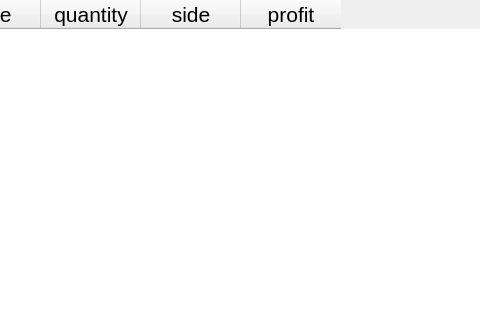
Qt form history.ui (kornelorawczak/Stock-Market-Simulator) before a commit; both pictures show x 259 to 739 and y 0 to 320 of the 940 by 484 pixel window.
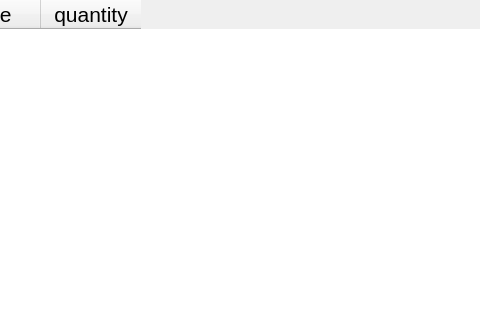
The same form after that commit.

Patch:
```diff
--- a/history.ui
+++ b/history.ui
@@ -70,26 +70,6 @@
      </font>
     </property>
    </column>
-   <column>
-    <property name="text">
-     <string>side</string>
-    </property>
-    <property name="font">
-     <font>
-      <pointsize>16</pointsize>
-     </font>
-    </property>
-   </column>
-   <column>
-    <property name="text">
-     <string>profit</string>
-    </property>
-    <property name="font">
-     <font>
-      <pointsize>16</pointsize>
-     </font>
-    </property>
-   </column>
   </widget>
  </widget>
  <resources/>
```
